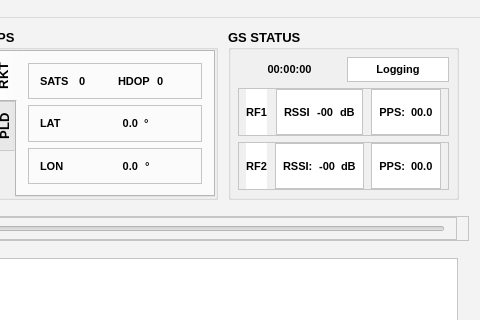
First picture: the form in ground_station/UI/gswidget.ui, repository clementnuss/gs_matterhorn, before the edit; both pictures show x 544 to 1024 and y 0 to 320 of the 1024 by 768 pixel window.
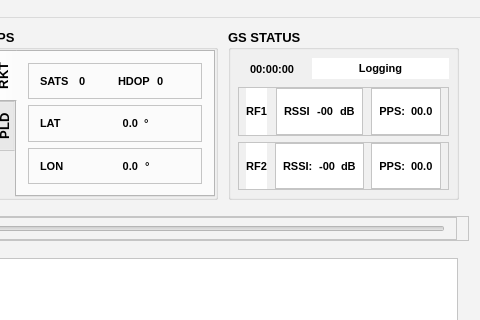
Second picture: the form after the edit.

Commit message: Improve logging behaviour

The edit to the form file:
```diff
--- a/ground_station/UI/gswidget.ui
+++ b/ground_station/UI/gswidget.ui
@@ -1811,7 +1811,7 @@
                                                                 <property name="frameShadow">
                                                                     <enum>QFrame::Raised</enum>
                                                                 </property>
-                                                                <layout class="QHBoxLayout" name="horizontalLayout_30">
+                <layout class="QHBoxLayout" name="horizontalLayout_30" stretch="1,2">
                                                                     <property name="leftMargin">
                                                                         <number>0</number>
                                                                     </property>
@@ -1844,33 +1844,160 @@
                                                                         </widget>
                                                                     </item>
                                                                     <item>
-                                                                        <widget class="QLabel" name="status_logging">
-                                                                            <property name="minimumSize">
-                                                                                <size>
-                                                                                    <width>0</width>
-                                                                                    <height>25</height>
-                                                                                </size>
-                                                                            </property>
-                                                                            <property name="font">
-                                                                                <font>
-                                                                                    <family>Segoe UI</family>
-                                                                                    <pointsize>8</pointsize>
-                                                                                </font>
+                  <widget class="QPushButton" name="logging_button">
+                   <property name="palette">
+                    <palette>
+                     <active>
+                      <colorrole role="WindowText">
+                       <brush brushstyle="SolidPattern">
+                        <color alpha="255">
+                         <red>0</red>
+                         <green>0</green>
+                         <blue>0</blue>
+                        </color>
+                       </brush>
+                      </colorrole>
+                      <colorrole role="Button">
+                       <brush brushstyle="SolidPattern">
+                        <color alpha="255">
+                         <red>255</red>
+                         <green>255</green>
+                         <blue>255</blue>
+                        </color>
+                       </brush>
+                      </colorrole>
+                      <colorrole role="Dark">
+                       <brush brushstyle="SolidPattern">
+                        <color alpha="255">
+                         <red>200</red>
+                         <green>200</green>
+                         <blue>200</blue>
+                        </color>
+                       </brush>
+                      </colorrole>
+                      <colorrole role="Text">
+                       <brush brushstyle="SolidPattern">
+                        <color alpha="255">
+                         <red>0</red>
+                         <green>0</green>
+                         <blue>0</blue>
+                        </color>
+                       </brush>
+                      </colorrole>
+                      <colorrole role="ButtonText">
+                       <brush brushstyle="SolidPattern">
+                        <color alpha="255">
+                         <red>0</red>
+                         <green>0</green>
+                         <blue>0</blue>
+                        </color>
+                       </brush>
+                      </colorrole>
+                     </active>
+                     <inactive>
+                      <colorrole role="WindowText">
+                       <brush brushstyle="SolidPattern">
+                        <color alpha="255">
+                         <red>0</red>
+                         <green>0</green>
+                         <blue>0</blue>
+                        </color>
+                       </brush>
+                      </colorrole>
+                      <colorrole role="Button">
+                       <brush brushstyle="SolidPattern">
+                        <color alpha="255">
+                         <red>255</red>
+                         <green>255</green>
+                         <blue>255</blue>
+                        </color>
+                       </brush>
+                      </colorrole>
+                      <colorrole role="Dark">
+                       <brush brushstyle="SolidPattern">
+                        <color alpha="255">
+                         <red>200</red>
+                         <green>200</green>
+                         <blue>200</blue>
+                        </color>
+                       </brush>
+                      </colorrole>
+                      <colorrole role="Text">
+                       <brush brushstyle="SolidPattern">
+                        <color alpha="255">
+                         <red>0</red>
+                         <green>0</green>
+                         <blue>0</blue>
+                        </color>
+                       </brush>
+                      </colorrole>
+                      <colorrole role="ButtonText">
+                       <brush brushstyle="SolidPattern">
+                        <color alpha="255">
+                         <red>0</red>
+                         <green>0</green>
+                         <blue>0</blue>
+                        </color>
+                       </brush>
+                      </colorrole>
+                     </inactive>
+                     <disabled>
+                      <colorrole role="WindowText">
+                       <brush brushstyle="SolidPattern">
+                        <color alpha="255">
+                         <red>200</red>
+                         <green>200</green>
+                         <blue>200</blue>
+                        </color>
+                       </brush>
+                      </colorrole>
+                      <colorrole role="Button">
+                       <brush brushstyle="SolidPattern">
+                        <color alpha="255">
+                         <red>255</red>
+                         <green>255</green>
+                         <blue>255</blue>
+                        </color>
+                       </brush>
+                      </colorrole>
+                      <colorrole role="Dark">
+                       <brush brushstyle="SolidPattern">
+                        <color alpha="255">
+                         <red>200</red>
+                         <green>200</green>
+                         <blue>200</blue>
+                        </color>
+                       </brush>
+                      </colorrole>
+                      <colorrole role="Text">
+                       <brush brushstyle="SolidPattern">
+                        <color alpha="255">
+                         <red>200</red>
+                         <green>200</green>
+                         <blue>200</blue>
+                        </color>
+                       </brush>
+                      </colorrole>
+                      <colorrole role="ButtonText">
+                       <brush brushstyle="SolidPattern">
+                        <color alpha="255">
+                         <red>200</red>
+                         <green>200</green>
+                         <blue>200</blue>
+                        </color>
+                       </brush>
+                      </colorrole>
+                     </disabled>
+                    </palette>
                                                                             </property>
                                                                             <property name="autoFillBackground">
                                                                                 <bool>true</bool>
                                                                             </property>
-                                                                            <property name="frameShape">
-                                                                                <enum>QFrame::StyledPanel</enum>
-                                                                            </property>
                                                                             <property name="text">
                                                                                 <string>Logging</string>
                                                                             </property>
-                                                                            <property name="alignment">
-                                                                                <set>Qt::AlignCenter</set>
-                                                                            </property>
-                                                                            <property name="margin">
-                                                                                <number>0</number>
+                   <property name="flat">
+                    <bool>true</bool>
                                                                             </property>
                                                                         </widget>
                                                                     </item>
```
Lines whose indentation alone changed are shown as unchanged. The commit also changes 2 other files.
